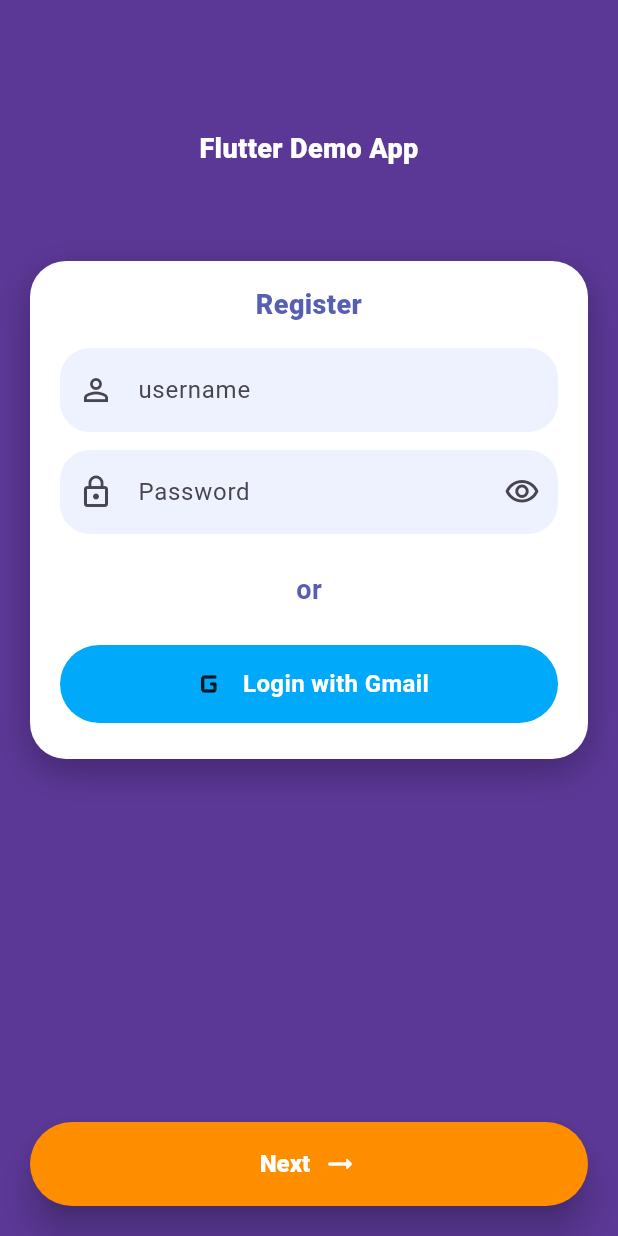
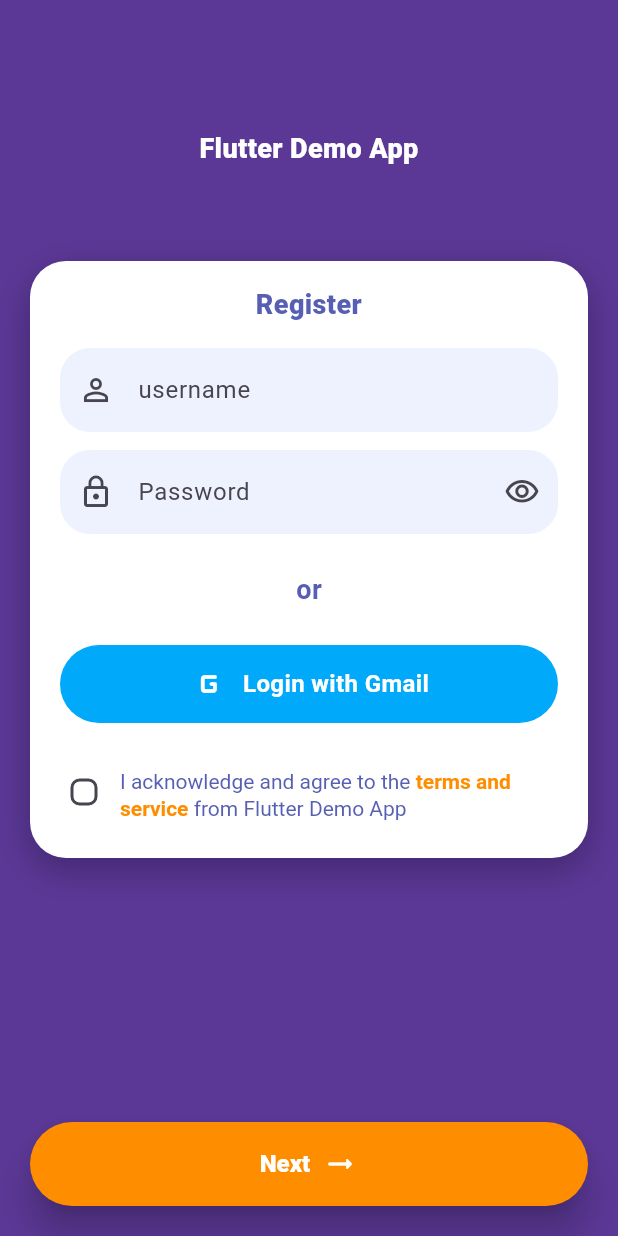
Before and after one commit to BrahmantyaWardhana/SpringBoot-Flutter-Dump, a Flutter app: the screen it shows after launch, on a phone screen of 412 x 824 dp. Run offline on Flutter 3.47's test engine with Material 3 defaults, Android fonts, the phone set to English and light mode, and no system bars.

Commit message:
added terms of service agreement checkbox

```diff
--- a/flutter_application/lib/features/auth/presentation/pages/signup_page.dart
+++ b/flutter_application/lib/features/auth/presentation/pages/signup_page.dart
@@ -10,6 +10,7 @@ class SignupPage extends StatefulWidget {
 
 class _SignupPageState extends State<SignupPage> {
   bool _hidePwd = true;
+  bool _agreeToTerms = false;
 
   @override
   Widget build(BuildContext context) {
@@ -142,7 +143,11 @@ class _SignupPageState extends State<SignupPage> {
                             child: Row(
                               mainAxisAlignment: MainAxisAlignment.center,
                               children: const [
-                                Icon(Icons.g_mobiledata_rounded, size: 28),
+                                Icon(
+                                  Icons.g_mobiledata_rounded,
+                                  size: 28,
+                                  color: Colors.white,
+                                ),
                                 SizedBox(width: 8),
                                 Text(
                                   'Login with Gmail',
@@ -157,6 +162,52 @@ class _SignupPageState extends State<SignupPage> {
                           ),
                         ),
                       ),
+                    ),
+                    const SizedBox(height: 30),
+                    Row(
+                      crossAxisAlignment: CrossAxisAlignment.start,
+                      children: [
+                        Theme(
+                          data: Theme.of(context).copyWith(
+                            materialTapTargetSize:
+                                MaterialTapTargetSize.shrinkWrap,
+                          ),
+                          child: Checkbox(
+                            value: _agreeToTerms,
+                            visualDensity: VisualDensity.compact,
+                            activeColor: AppColors.purple,
+                            onChanged: (v) =>
+                                setState(() => _agreeToTerms = v ?? false),
+                            shape: RoundedRectangleBorder(
+                              borderRadius: BorderRadius.circular(6),
+                            ),
+                          ),
+                        ),
+                        const SizedBox(width: 8),
+                        Expanded(
+                          child: RichText(
+                            text: TextSpan(
+                              style: const TextStyle(
+                                color: AppColors.purpleText,
+                                height: 1.25,
+                              ),
+                              children: const [
+                                TextSpan(
+                                  text: 'I acknowledge and agree to the ',
+                                ),
+                                TextSpan(
+                                  text: 'terms and service',
+                                  style: TextStyle(
+                                    color: AppColors.orange,
+                                    fontWeight: FontWeight.w700,
+                                  ),
+                                ),
+                                TextSpan(text: ' from Flutter Demo App'),
+                              ],
+                            ),
+                          ),
+                        ),
+                      ],
                     ),
                   ],
                 ),
```
